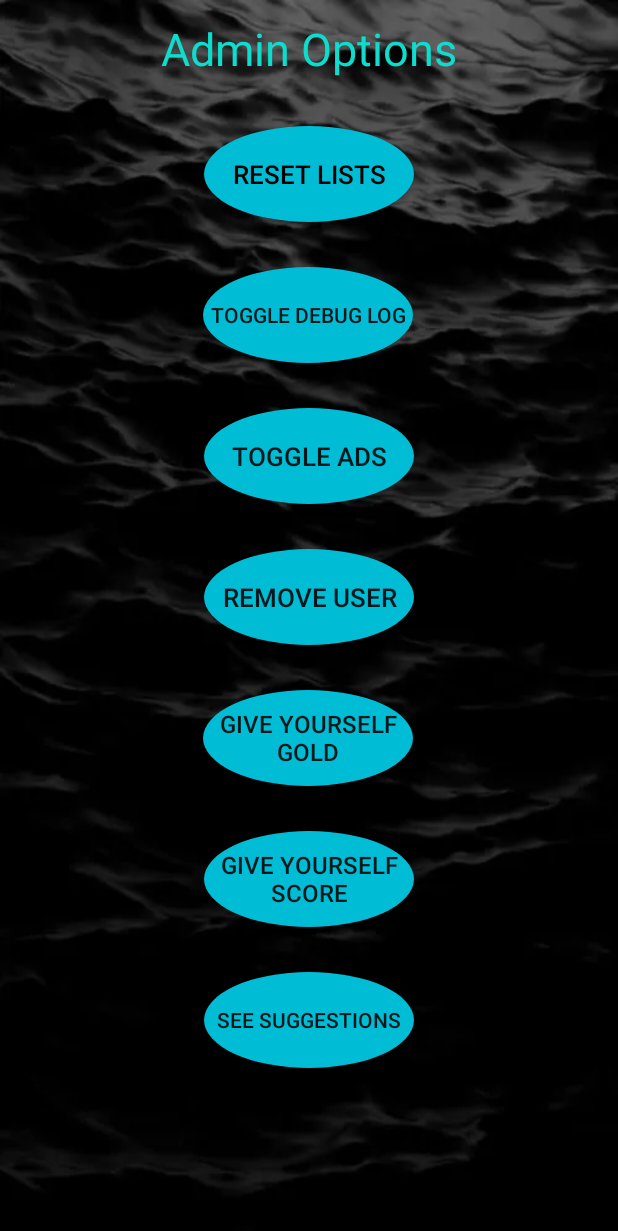
After one commit to krnagy-csu/Project2-CST338, an Android app: the AdminOptions screen opened directly, with no data from a screen before it, on a phone screen of 412 x 824 dp. The commit adds this screen. Shown: the top 1231 px of the screen. Run offline under Robolectric (Android 15) with nearby library versions, the phone set to English and light mode, and no system bars.

Commit message:
Created a new branch for the second half of the xml files so for now there will be about 6 each? Then created the Admin Options activity to test custom backgrounds, creating shapes, and getting use to how everything is put together. Along with updated the drawio diagram because I made some changes and added numbers to the top right of each activity to show eventually which one will be in which branch. 4/29/2024

```diff
--- a/app/src/main/AndroidManifest.xml
+++ b/app/src/main/AndroidManifest.xml
@@ -13,6 +13,9 @@
         android:theme="@style/Theme.P2338"
         tools:targetApi="31">
         <activity
+            android:name=".AdminOptions"
+            android:exported="false" />
+        <activity
             android:name=".MainActivity"
             android:exported="true">
             <intent-filter>
--- /dev/null
+++ b/app/src/main/java/com/example/p2338/AdminOptions.java
@@ -0,0 +1,24 @@
+package com.example.p2338;
+
+import android.os.Bundle;
+
+import androidx.activity.EdgeToEdge;
+import androidx.appcompat.app.AppCompatActivity;
+import androidx.core.graphics.Insets;
+import androidx.core.view.ViewCompat;
+import androidx.core.view.WindowInsetsCompat;
+
+public class AdminOptions extends AppCompatActivity {
+
+    @Override
+    protected void onCreate(Bundle savedInstanceState) {
+        super.onCreate(savedInstanceState);
+        EdgeToEdge.enable(this);
+        setContentView(R.layout.activity_admin_options);
+        ViewCompat.setOnApplyWindowInsetsListener(findViewById(R.id.main), (v, insets) -> {
+            Insets systemBars = insets.getInsets(WindowInsetsCompat.Type.systemBars());
+            v.setPadding(systemBars.left, systemBars.top, systemBars.right, systemBars.bottom);
+            return insets;
+        });
+    }
+}
--- /dev/null
+++ b/app/src/main/res/drawable/round_button.xml
@@ -0,0 +1,5 @@
+<?xml version="1.0" encoding="utf-8"?>
+<shape xmlns:android="http://schemas.android.com/apk/res/android" android:shape="oval">
+      <solid android:color="#00BCD4"/>
+
+</shape>
--- /dev/null
+++ b/app/src/main/res/layout/activity_admin_options.xml
@@ -0,0 +1,113 @@
+<?xml version="1.0" encoding="utf-8"?>
+<androidx.constraintlayout.widget.ConstraintLayout xmlns:android="http://schemas.android.com/apk/res/android"
+    xmlns:app="http://schemas.android.com/apk/res-auto"
+    xmlns:tools="http://schemas.android.com/tools"
+    android:id="@+id/main"
+    android:layout_width="match_parent"
+    android:layout_height="match_parent"
+    android:background="@drawable/AdminOptionBG"
+    tools:context=".AdminOptions">
+
+    <TextView
+        android:id="@+id/AdminOptionTitle"
+        android:layout_width="241dp"
+        android:layout_height="43dp"
+        android:layout_marginBottom="19dp"
+        android:gravity="center"
+        android:text="@string/admin_options"
+        android:textAllCaps="false"
+        android:textAppearance="@style/TextAppearance.AppCompat.Large"
+        android:textColor="#0DDDCC"
+        android:textSize="30sp"
+        app:layout_constraintBottom_toTopOf="@+id/bResetLists"
+        app:layout_constraintEnd_toEndOf="parent"
+        app:layout_constraintStart_toStartOf="parent"
+        app:layout_constraintTop_toTopOf="parent" />
+
+    <Button
+        android:id="@+id/bResetLists"
+        android:layout_width="140dp"
+        android:layout_height="64dp"
+        android:layout_marginTop="84dp"
+        android:background="@drawable/round_button"
+        android:gravity="center"
+        android:text="@string/reset_lists"
+        android:textColor="#000000"
+        android:textSize="17sp"
+        app:layout_constraintEnd_toEndOf="parent"
+        app:layout_constraintHorizontal_bias="0.501"
+        app:layout_constraintStart_toStartOf="parent"
+        app:layout_constraintTop_toTopOf="parent" />
+
+    <Button
+        android:id="@+id/bToggleDebugLog"
+        android:layout_width="140dp"
+        android:layout_height="64dp"
+        android:layout_marginTop="30dp"
+        android:background="@drawable/round_button"
+        android:text="@string/toggle_debug_log"
+        app:layout_constraintEnd_toEndOf="parent"
+        app:layout_constraintHorizontal_bias="0.498"
+        app:layout_constraintStart_toStartOf="parent"
+        app:layout_constraintTop_toBottomOf="@+id/bResetLists" />
+
+    <Button
+        android:id="@+id/bToggleAds"
+        android:layout_width="140dp"
+        android:layout_height="64dp"
+        android:layout_marginTop="30dp"
+        android:textSize="17sp"
+        android:background="@drawable/round_button"
+        android:text="@string/toggle_ads"
+        app:layout_constraintEnd_toEndOf="parent"
+        app:layout_constraintStart_toStartOf="parent"
+        app:layout_constraintTop_toBottomOf="@+id/bToggleDebugLog" />
+
+    <Button
+        android:id="@+id/bRemoveUser"
+        android:layout_width="140dp"
+        android:layout_height="64dp"
+        android:layout_marginTop="30dp"
+        android:background="@drawable/round_button"
+        android:text="@string/remove_user"
+        android:textSize="17sp"
+        app:layout_constraintEnd_toEndOf="parent"
+        app:layout_constraintStart_toStartOf="parent"
+        app:layout_constraintTop_toBottomOf="@+id/bToggleAds" />
+
+    <Button
+        android:id="@+id/bGiveYourselfGold"
+        android:layout_width="140dp"
+        android:layout_height="64dp"
+        android:layout_marginTop="30dp"
+        android:textSize="16sp"
+        android:background="@drawable/round_button"
+        android:text="@string/give_yourself_gold"
+        app:layout_constraintEnd_toEndOf="parent"
+        app:layout_constraintHorizontal_bias="0.498"
+        app:layout_constraintStart_toStartOf="parent"
+        app:layout_constraintTop_toBottomOf="@+id/bRemoveUser" />
+
+    <Button
+        android:id="@+id/bGiveYourselfScore"
+        android:layout_width="140dp"
+        android:layout_height="64dp"
+        android:layout_marginTop="30dp"
+        android:textSize="16sp"
+        android:background="@drawable/round_button"
+        android:text="@string/give_yourself_score"
+        app:layout_constraintEnd_toEndOf="parent"
+        app:layout_constraintStart_toStartOf="parent"
+        app:layout_constraintTop_toBottomOf="@+id/bGiveYourselfGold" />
+
+    <Button
+        android:id="@+id/bSeeSuggestions"
+        android:layout_width="140dp"
+        android:layout_height="64dp"
+        android:layout_marginTop="30dp"
+        android:background="@drawable/round_button"
+        android:text="@string/see_suggestions"
+        app:layout_constraintEnd_toEndOf="parent"
+        app:layout_constraintStart_toStartOf="parent"
+        app:layout_constraintTop_toBottomOf="@+id/bGiveYourselfScore" />
+</androidx.constraintlayout.widget.ConstraintLayout>
--- a/app/src/main/res/layout/activity_main.xml
+++ b/app/src/main/res/layout/activity_main.xml
@@ -5,12 +5,15 @@
     android:id="@+id/main"
     android:layout_width="match_parent"
     android:layout_height="match_parent"
-    tools:context=".MainActivity">
+    tools:context=".MainActivity"
+    android:background="@drawable/AdminOptionBG">
 
     <TextView
         android:layout_width="wrap_content"
         android:layout_height="wrap_content"
         android:text="Hello World!"
+        android:textAppearance="@style/TextAppearance.AppCompat.Large"
+        android:textColor="#12DCD5"
         app:layout_constraintBottom_toBottomOf="parent"
         app:layout_constraintEnd_toEndOf="parent"
         app:layout_constraintStart_toStartOf="parent"
--- a/app/src/main/res/values-night/themes.xml
+++ b/app/src/main/res/values-night/themes.xml
@@ -1,6 +1,6 @@
 <resources xmlns:tools="http://schemas.android.com/tools">
     <!-- Base application theme. -->
-    <style name="Base.Theme.P2338" parent="Theme.Material3.DayNight.NoActionBar">
+    <style name="Base.Theme.P2338" parent="Theme.AppCompat.Light.NoActionBar">
         <!-- Customize your dark theme here. -->
         <!-- <item name="colorPrimary">@color/my_dark_primary</item> -->
     </style>
--- a/app/src/main/res/values/strings.xml
+++ b/app/src/main/res/values/strings.xml
@@ -1,3 +1,11 @@
 <resources>
     <string name="app_name">P2338</string>
+    <string name="admin_options">Admin Options</string>
+    <string name="reset_lists">Reset Lists</string>
+    <string name="toggle_debug_log">Toggle Debug Log</string>
+    <string name="toggle_ads">Toggle Ads</string>
+    <string name="remove_user">Remove User</string>
+    <string name="give_yourself_gold">Give Yourself Gold</string>
+    <string name="give_yourself_score">Give Yourself Score</string>
+    <string name="see_suggestions">See Suggestions</string>
 </resources>
--- a/app/src/main/res/values/themes.xml
+++ b/app/src/main/res/values/themes.xml
@@ -1,6 +1,6 @@
 <resources xmlns:tools="http://schemas.android.com/tools">
     <!-- Base application theme. -->
-    <style name="Base.Theme.P2338" parent="Theme.Material3.DayNight.NoActionBar">
+    <style name="Base.Theme.P2338" parent="Theme.AppCompat.Light.NoActionBar">
         <!-- Customize your light theme here. -->
         <!-- <item name="colorPrimary">@color/my_light_primary</item> -->
     </style>
```
Also changed, not shown: app/src/main/res/drawable/AdminOptionBG.jpg (added).
